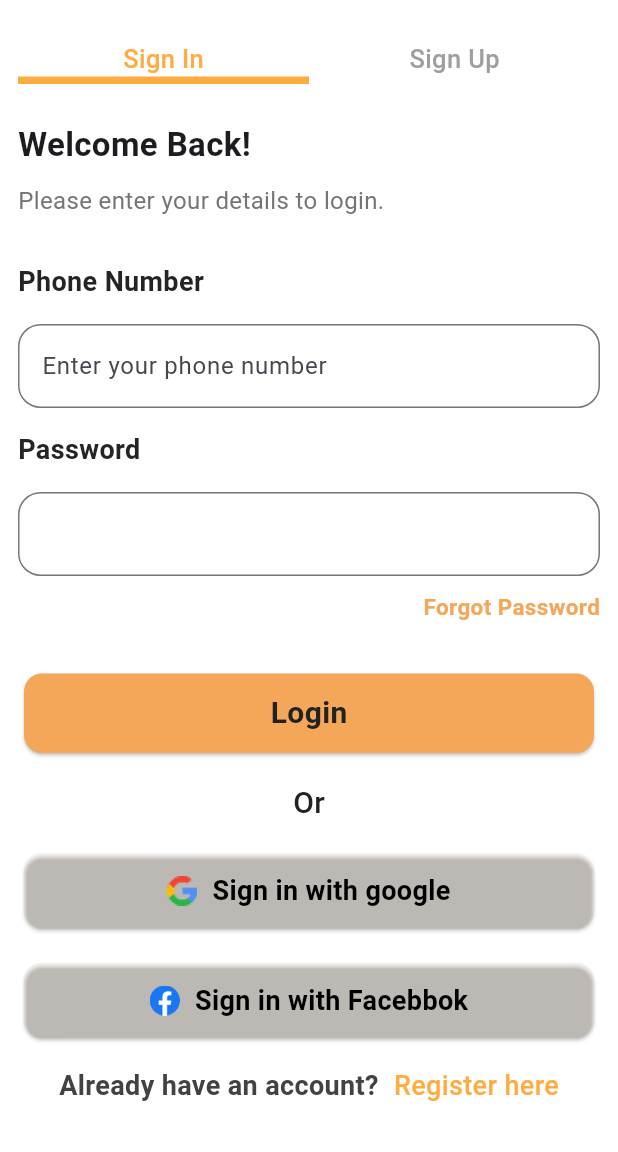
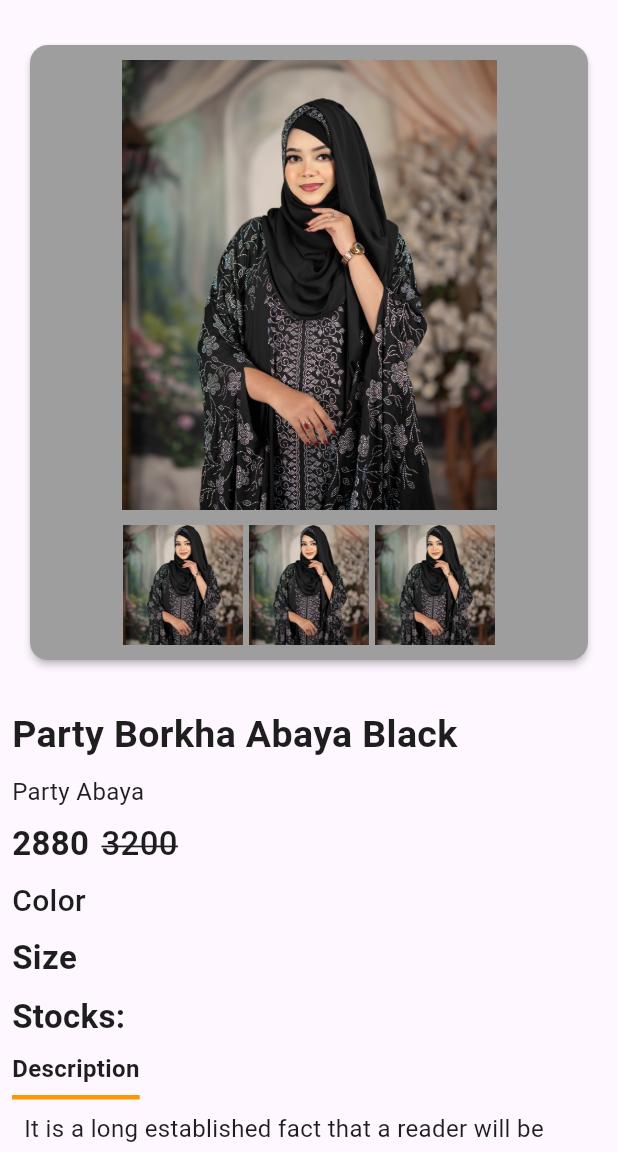
Before and after one commit to Niponpal/Dada-Garments-Api, a Flutter app: the screen it shows after launch, on a phone screen of 412 x 824 dp, the part 84-1236 px from its top. Run offline on Flutter 3.47's test engine with Material 3 defaults, Android fonts, the phone set to English and light mode, and no system bars; our stand-ins replace flutter_easyloading, flutter_secure_storage.

Commit message:
Fix 🚀🚀🚑 Product Details Pages

```diff
--- /dev/null
+++ b/lib/controller/p_detailsCon/ui.dart
@@ -0,0 +1,23 @@
+
+import 'package:flutter_easyloading/flutter_easyloading.dart';
+import 'package:http/http.dart' as http;
+
+import 'dart:developer';
+
+class ProductGetApi{
+  Future<void> ProductApi() async{
+    try{
+      Uri url = Uri.parse("");
+      var response = await http.get(url);
+      if(response.statusCode==200){
+        log("Data Successful");
+      }
+      else{
+        EasyLoading.showError("Data Unloaded");
+      }
+    }
+        catch(e){
+      log("Error: $e");
+        }
+  }
+}
--- a/lib/main.dart
+++ b/lib/main.dart
@@ -1,3 +1,4 @@
+import 'package:edada/product/product_details/ui.dart';
 import 'package:edada/product/productui.dart';
 import 'package:edada/view/auth/login/login.dart';
 import 'package:flutter_easyloading/flutter_easyloading.dart';
@@ -10,7 +11,9 @@ void main (){
     MaterialApp(
       builder: EasyLoading.init(),
       debugShowCheckedModeBanner: false,
-      home:SplashScreen(),
+      home:ProductDetails(
+
+      ),
     )
   );
 }
--- /dev/null
+++ b/lib/product/product_details/ui.dart
@@ -0,0 +1,229 @@
+import 'package:flutter/material.dart';
+
+class ProductDetails extends StatefulWidget {
+  const ProductDetails({super.key});
+
+  @override
+  State<ProductDetails> createState() => _ProductDetailsState();
+}
+
+class _ProductDetailsState extends State<ProductDetails> {
+
+  featchData() async{
+    Product
+  }
+
+  @override
+
+  Widget build(BuildContext context) {
+    return Scaffold(
+      appBar: AppBar(
+        backgroundColor: Colors.white,
+        leading: CircleAvatar(
+          backgroundColor: Colors.grey,
+          radius: 25,
+          child: Image.asset(
+            "asset/images/Maskgroup.png",
+            width: 25,
+            height: 25,
+          ),
+        ),
+        title: Container(
+          width: 150,
+          height: 34,
+          child: Image.asset(
+            "asset/images/appstitle.png",
+            width: 134,
+            height: 34,
+          ),
+        ),
+        centerTitle: true,
+      ),
+      body: SingleChildScrollView(
+        child: Padding(
+          padding: const EdgeInsets.all(8.0),
+          child: Column(
+            crossAxisAlignment: CrossAxisAlignment.start,
+            children: [
+              SizedBox(height: 10),
+              Padding(
+                padding: const EdgeInsets.all(8.0),
+                child: Card(
+                  color: Colors.grey,
+                  elevation: 2,
+                  shape: RoundedRectangleBorder(
+                    borderRadius: BorderRadius.circular(12),
+                  ),
+                  child: Padding(
+                    padding: const EdgeInsets.all(10),
+                    child: Column(
+                      children: [
+                        Container(
+                          width: 250,
+                          height: 300,
+                          decoration: BoxDecoration(
+                            image: DecorationImage(
+                              image: AssetImage("asset/images/detailsimag.png"),
+                              fit: BoxFit.cover,
+                            ),
+                          ),
+                        ),
+
+                        SizedBox(height: 10),
+
+                        Row(
+                          spacing: 4,
+                          mainAxisAlignment: MainAxisAlignment.center,
+                          children: [
+                            Container(
+                              width: 80,
+                              height: 80,
+                              decoration: BoxDecoration(
+                                image: DecorationImage(
+                                  image: AssetImage(
+                                    "asset/images/detailsimag.png",
+                                  ),
+                                  fit: BoxFit.cover,
+                                ),
+                              ),
+                            ),
+                            Container(
+                              width: 80,
+                              height: 80,
+                              decoration: BoxDecoration(
+                                image: DecorationImage(
+                                  image: AssetImage(
+                                    "asset/images/detailsimag.png",
+                                  ),
+                                  fit: BoxFit.cover,
+                                ),
+                              ),
+                            ),
+                            Container(
+                              width: 80,
+                              height: 80,
+                              decoration: BoxDecoration(
+                                image: DecorationImage(
+                                  image: AssetImage(
+                                    "asset/images/detailsimag.png",
+                                  ),
+                                  fit: BoxFit.cover,
+                                ),
+                              ),
+                            ),
+                          ],
+                        ),
+                      ],
+                    ),
+                  ),
+                ),
+              ),
+              SizedBox(height: 20),
+
+              Text(
+                "Party Borkha Abaya Black",
+                style: TextStyle(
+                  fontWeight: FontWeight.w600,
+                  fontSize: 25,
+                  color: Color(0xfff1E1E1E),
+                ),
+              ),
+              SizedBox(height: 8),
+              Text(
+                "Party Abaya",
+                style: TextStyle(
+                  fontWeight: FontWeight.w400,
+                  fontSize: 16,
+                  color: Color(0xfff1E1E1E),
+                ),
+              ),
+
+              SizedBox(height: 8),
+              Row(
+                spacing: 8,
+                children: [
+                  Text(
+                    "2880",
+                    style: TextStyle(
+                      fontWeight: FontWeight.w600,
+                      fontSize: 22,
+                      color: Color(0xfff1E1E1E),
+                    ),
+                  ),
+                  Text(
+                    "3200",
+                    style: TextStyle(
+                      fontWeight: FontWeight.w500,
+                      fontSize: 22,
+                      color: Color(0xfff1E1E1E),
+                      decoration: TextDecoration.lineThrough,
+                    ),
+                  ),
+                ],
+              ),
+              SizedBox(height: 8),
+              Text(
+                "Color",
+                style: TextStyle(
+                  fontWeight: FontWeight.w500,
+                  fontSize: 20,
+                  color: Color(0xfff1E1E1E),
+                ),
+              ),
+              SizedBox(height: 8),
+
+              Text(
+                "Size",
+                style: TextStyle(
+                  fontWeight: FontWeight.w600,
+                  fontSize: 22,
+                  color: Color(0xfff1E1E1E),
+                ),
+              ),
+              SizedBox(height: 8),
+              Text(
+                "Stocks:",
+                style: TextStyle(
+                  fontWeight: FontWeight.w600,
+                  fontSize: 22,
+                  color: Color(0xfff1E1E1E),
+                ),
+              ),
+              SizedBox(height: 8),
+              Container(
+                padding: const EdgeInsets.only(bottom: 6),
+                decoration: const BoxDecoration(
+                  border: Border(
+                    bottom: BorderSide(color: Colors.orange, width: 3),
+                  ),
+                ),
+                child: Text(
+                  "Description",
+                  style: TextStyle(
+                    fontWeight: FontWeight.w600,
+                    fontSize: 16,
+                    color: Color(0xff1E1E1E),
+                  ),
+                ),
+              ),
+
+              Padding(
+                padding: const EdgeInsets.all(8.0),
+                child: Text(
+                  "It is a long established fact that a reader will be distracted by the readable content of a page when looking at its layout. The point of using Lorem Ipsum is that it has a more-or-less normal distribution of letters, as opposed to using 'Content here, content here', making it look like readable English... Read More:",
+                  style: TextStyle(
+                    fontWeight: FontWeight.w400,
+                    fontSize: 16,
+                    color: Color(0xfff1E1E1E),
+                  ),
+                  maxLines: 4,
+                  overflow: TextOverflow.ellipsis,
+                ),
+              ),
+            ],
+          ),
+        ),
+      ),
+    );
+  }
+}
```
Also changed, not shown: asset/images/detailsimag.png (added).
